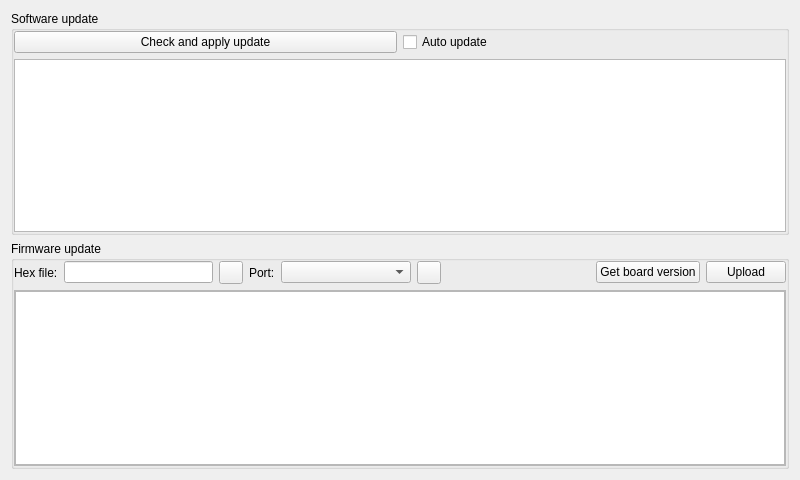
First picture: the form in agv_ui/resource/update_agv.ui, repository HaiMKAC/magnetic_agv_release, before the edit.
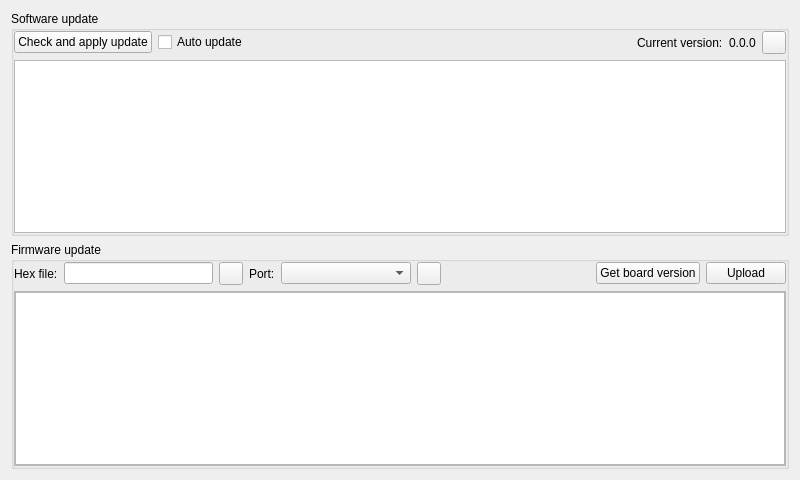
Second picture: the form after the edit. Icons and pictures are not drawn.

Commit message: Display software version

```diff
--- a/agv_ui/resource/update_agv.ui
+++ b/agv_ui/resource/update_agv.ui
@@ -54,6 +54,44 @@
           </property>
          </widget>
         </item>
+        <item>
+         <spacer name="horizontalSpacer_2">
+          <property name="orientation">
+           <enum>Qt::Horizontal</enum>
+          </property>
+          <property name="sizeHint" stdset="0">
+           <size>
+            <width>40</width>
+            <height>20</height>
+           </size>
+          </property>
+         </spacer>
+        </item>
+        <item>
+         <widget class="QLabel" name="label_4">
+          <property name="text">
+           <string>Current version:</string>
+          </property>
+         </widget>
+        </item>
+        <item>
+         <widget class="QLabel" name="labelCurrentVersion">
+          <property name="text">
+           <string>0.0.0</string>
+          </property>
+         </widget>
+        </item>
+        <item>
+         <widget class="QToolButton" name="btnReloadVersion">
+          <property name="text">
+           <string/>
+          </property>
+          <property name="icon">
+           <iconset>
+            <normaloff>reload.png</normaloff>reload.png</iconset>
+          </property>
+         </widget>
+        </item>
        </layout>
       </item>
       <item>
```
The commit also changes 2 other files.
